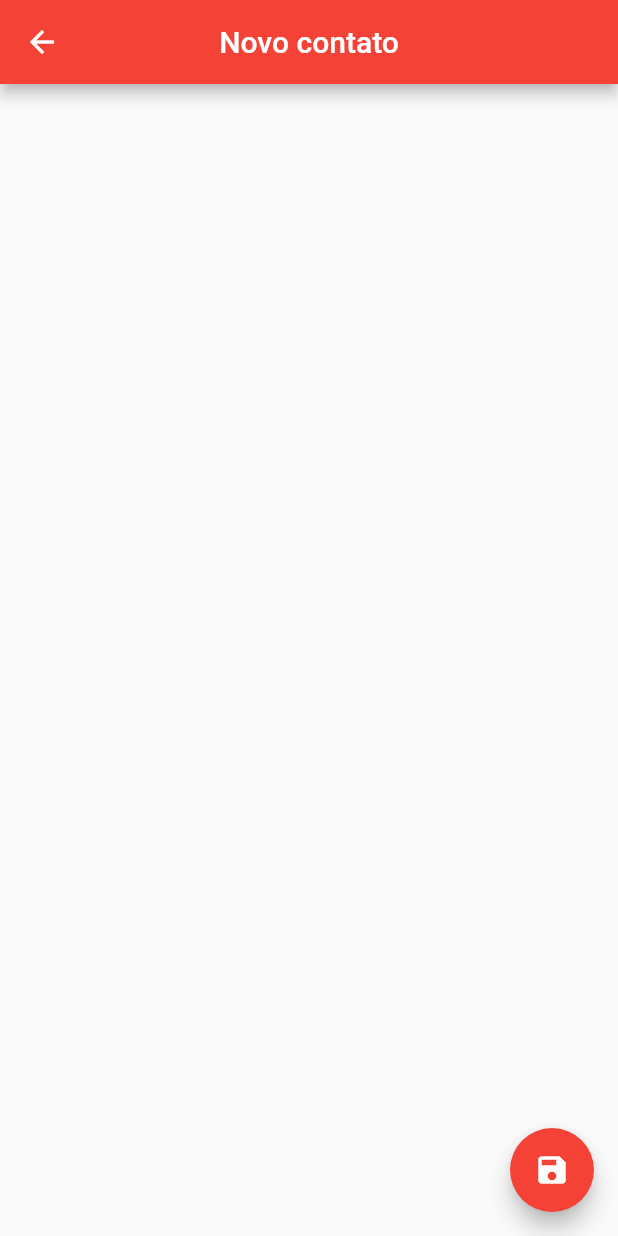
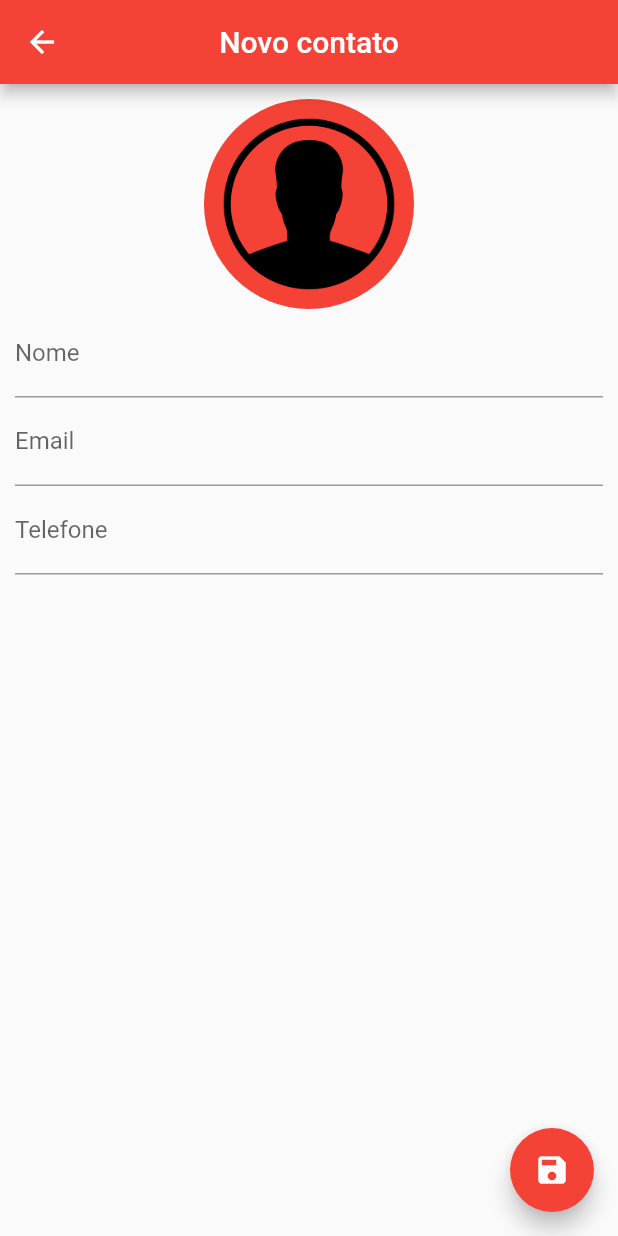
Before and after one commit to marcosmanto/phonebook_flutter, a Flutter app: the ContactPage screen opened directly, on a phone screen of 412 x 824 dp. Run offline on Flutter 3.47's test engine with Material 2 defaults, Android fonts, the phone set to English and light mode, and no system bars; our stand-ins replace sqflite; accounts and stored records are empty.

Commit message:
Added navigation and text controllers.

```diff
--- a/lib/pages/contact_page.dart
+++ b/lib/pages/contact_page.dart
@@ -1,3 +1,5 @@
+import 'dart:io';
+
 import 'package:flutter/material.dart';
 import 'package:phonebook_flutter/helpers/contact_helper.dart';
 
@@ -11,6 +13,11 @@ class ContactPage extends StatefulWidget {
 
 class _ContactPageState extends State<ContactPage> {
   late final Contact _editedContact;
+  bool _userEdited = false;
+
+  final _nameController = TextEditingController();
+  final _emailController = TextEditingController();
+  final _phoneController = TextEditingController();
 
   @override
   void initState() {
@@ -19,8 +26,26 @@ class _ContactPageState extends State<ContactPage> {
     if (widget.contact == null) {
       _editedContact = Contact();
     } else {
+      // a contact was passed prepare a copy for edition
       _editedContact = Contact.fromMap(widget.contact!.toMap());
+      _nameController.text = _editedContact.name;
+      _emailController.text = _editedContact.email;
+      _phoneController.text = _editedContact.phone;
     }
+  }
+
+  _getImage() {
+    dynamic img;
+
+    if (_editedContact.img != null) {
+      final File file = File(_editedContact.img!);
+      if (file.existsSync()) {
+        return img = FileImage(file);
+      }
+    }
+    img = AssetImage('assets/images/person.png');
+
+    return img;
   }
 
   @override
@@ -28,11 +53,60 @@ class _ContactPageState extends State<ContactPage> {
     return Scaffold(
       appBar: AppBar(
         centerTitle: true,
-        title: Text(widget.contact?.name ?? 'Novo contato'),
+        title: Text(
+          _editedContact.id != null ? _editedContact.name : 'Novo contato',
+        ),
       ),
-      body: Container(),
+      body: SingleChildScrollView(
+        padding: EdgeInsets.all(10),
+        child: Column(
+          children: [
+            GestureDetector(
+              child: Container(
+                width: 140,
+                height: 140,
+                decoration: BoxDecoration(
+                  color: Colors.red,
+                  shape: BoxShape.circle,
+                  image: DecorationImage(image: _getImage()),
+                ),
+              ),
+            ),
+            TextField(
+              controller: _nameController,
+              decoration: InputDecoration(labelText: 'Nome'),
+              onChanged: (text) {
+                setState(() {
+                  _userEdited = true;
+                  _editedContact.name = text;
+                });
+              },
+            ),
+            TextField(
+              controller: _emailController,
+              keyboardType: TextInputType.emailAddress,
+              decoration: InputDecoration(labelText: 'Email'),
+              onChanged: (text) {
+                _userEdited = true;
+                _editedContact.email = text;
+              },
+            ),
+            TextField(
+              controller: _phoneController,
+              keyboardType: TextInputType.phone,
+              decoration: InputDecoration(labelText: 'Telefone'),
+              onChanged: (text) {
+                _userEdited = true;
+                _editedContact.phone = text;
+              },
+            ),
+          ],
+        ),
+      ),
       floatingActionButton: FloatingActionButton(
-        onPressed: () {},
+        onPressed: () {
+          print(_userEdited);
+        },
         child: Icon(Icons.save),
       ),
     );
--- a/lib/pages/home_page.dart
+++ b/lib/pages/home_page.dart
@@ -1,5 +1,6 @@
 import 'package:flutter/material.dart';
 import 'package:phonebook_flutter/helpers/contact_helper.dart';
+import 'package:phonebook_flutter/pages/contact_page.dart';
 import 'package:phonebook_flutter/widgets/contact_card.dart';
 
 class HomePage extends StatefulWidget {
@@ -37,7 +38,11 @@ class _HomePageState extends State<HomePage> {
         ),
       ),
       floatingActionButton: FloatingActionButton(
-        onPressed: () {},
+        onPressed: () => Navigator.of(context).push(
+          MaterialPageRoute(
+            builder: (context) => ContactPage(),
+          ),
+        ),
         child: Icon(Icons.add),
       ),
     );
```
